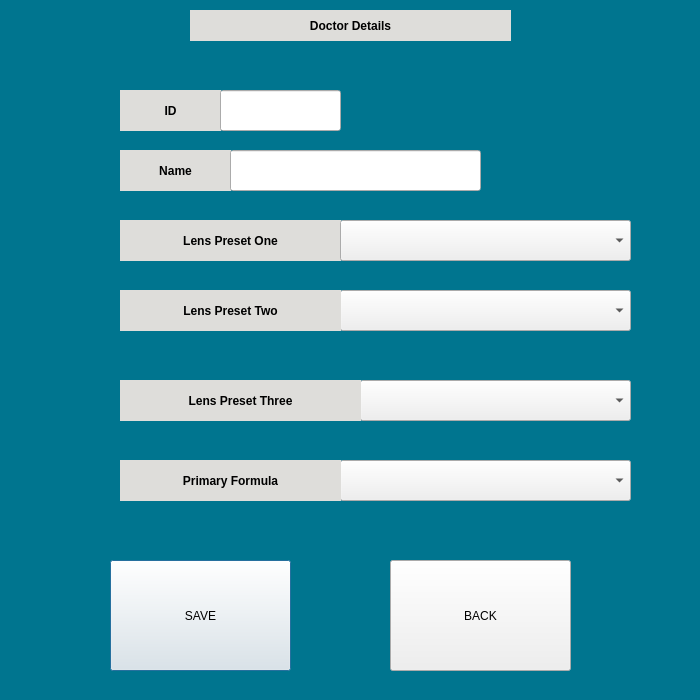
Before: the Qt Designer form adddoctor.ui in RISWANAAAA/ASCAN, drawn with Qt 5.
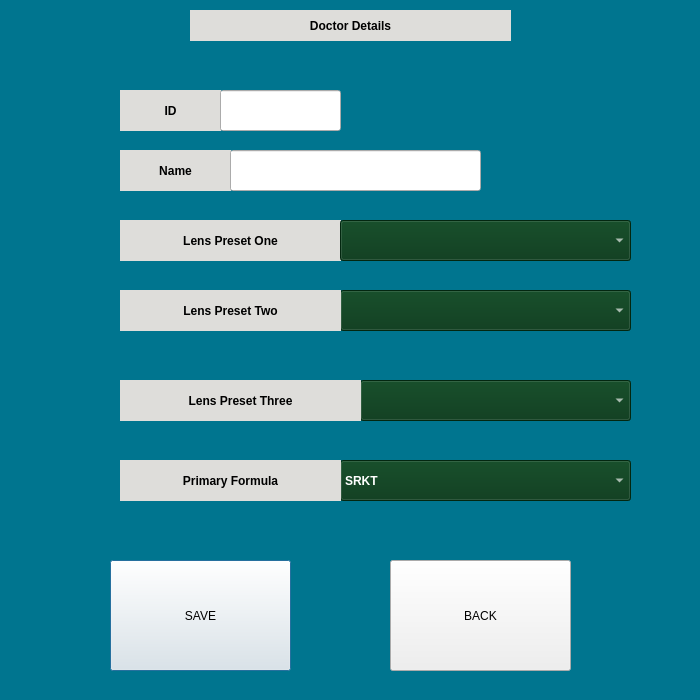
After: the same form once the commit is applied.

What changed in the file:
```diff
--- a/adddoctor.ui
+++ b/adddoctor.ui
@@ -145,6 +145,11 @@
      <height>41</height>
     </rect>
    </property>
+   <property name="styleSheet">
+    <string notr="true">background-color: rgb(4, 54, 22);
+font: 75 20pt &quot;Ubuntu&quot;;
+font:bold;color: rgb(255, 255, 255);</string>
+   </property>
   </widget>
   <widget class="QComboBox" name="comboBox_2">
    <property name="geometry">
@@ -155,6 +160,11 @@
      <height>41</height>
     </rect>
    </property>
+   <property name="styleSheet">
+    <string notr="true">background-color: rgb(4, 54, 22);
+font: 75 20pt &quot;Ubuntu&quot;;
+font:bold;color: rgb(255, 255, 255);</string>
+   </property>
   </widget>
   <widget class="QLabel" name="lbllenspre2">
    <property name="geometry">
@@ -186,6 +196,11 @@
      <height>41</height>
     </rect>
    </property>
+   <property name="styleSheet">
+    <string notr="true">background-color: rgb(4, 54, 22);
+font: 75 20pt &quot;Ubuntu&quot;;
+font:bold;color: rgb(255, 255, 255);</string>
+   </property>
   </widget>
   <widget class="QLabel" name="lbllenspre3">
    <property name="geometry">
@@ -217,6 +232,46 @@
      <height>41</height>
     </rect>
    </property>
+   <property name="focusPolicy">
+    <enum>Qt::NoFocus</enum>
+   </property>
+   <property name="layoutDirection">
+    <enum>Qt::LeftToRight</enum>
+   </property>
+   <property name="autoFillBackground">
+    <bool>false</bool>
+   </property>
+   <property name="styleSheet">
+    <string notr="true">background-color: rgb(4, 54, 22);
+font: 75 27pt &quot;Ubuntu&quot;;
+color: rgb(255, 255, 255);
+font:bold;</string>
+   </property>
+   <item>
+    <property name="text">
+     <string>SRKT</string>
+    </property>
+   </item>
+   <item>
+    <property name="text">
+     <string>SRKTII</string>
+    </property>
+   </item>
+   <item>
+    <property name="text">
+     <string>HOFFER Q</string>
+    </property>
+   </item>
+   <item>
+    <property name="text">
+     <string>HOLLADAY</string>
+    </property>
+   </item>
+   <item>
+    <property name="text">
+     <string>HAIGIS</string>
+    </property>
+   </item>
   </widget>
   <widget class="QLabel" name="lbllensformula">
    <property name="geometry">
```
